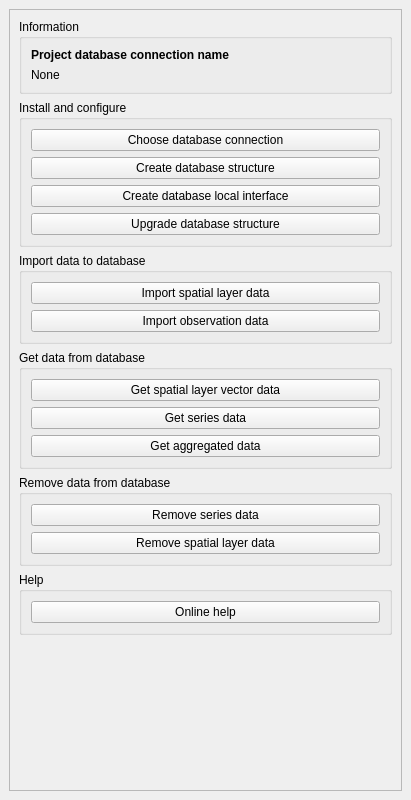
First picture: the form in gobs/resources/ui/gobs_dockwidget_base.ui, repository 3liz/qgis-gobs-plugin, before the edit.
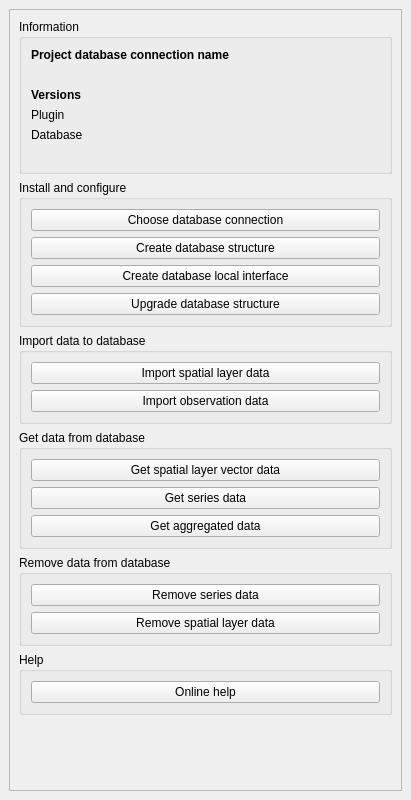
Second picture: the form after the edit.

Commit message: G-Obs right panel - Add messages about the compatibility between the plugin and database G-Obs version

The edit to the form file:
```diff
--- a/gobs/resources/ui/gobs_dockwidget_base.ui
+++ b/gobs/resources/ui/gobs_dockwidget_base.ui
@@ -25,8 +25,8 @@
         <rect>
          <x>0</x>
          <y>0</y>
-         <width>391</width>
-         <height>761</height>
+         <width>377</width>
+         <height>842</height>
         </rect>
        </property>
        <layout class="QVBoxLayout" name="verticalLayout">
@@ -38,6 +38,54 @@
           <layout class="QVBoxLayout" name="verticalLayout_7">
            <item>
             <layout class="QGridLayout" name="gridLayout_2">
+             <item row="1" column="0">
+              <widget class="QLabel" name="database_connection_name">
+               <property name="text">
+                <string/>
+               </property>
+               <property name="wordWrap">
+                <bool>true</bool>
+               </property>
+              </widget>
+             </item>
+             <item row="4" column="0">
+              <layout class="QFormLayout" name="formLayout">
+               <item row="1" column="0">
+                <widget class="QLabel" name="label">
+                 <property name="text">
+                  <string>Plugin</string>
+                 </property>
+                </widget>
+               </item>
+               <item row="1" column="1">
+                <widget class="QLabel" name="plugin_version">
+                 <property name="text">
+                  <string/>
+                 </property>
+                 <property name="wordWrap">
+                  <bool>true</bool>
+                 </property>
+                </widget>
+               </item>
+               <item row="2" column="0">
+                <widget class="QLabel" name="label_4">
+                 <property name="text">
+                  <string>Database</string>
+                 </property>
+                </widget>
+               </item>
+               <item row="2" column="1">
+                <widget class="QLabel" name="database_version">
+                 <property name="text">
+                  <string/>
+                 </property>
+                 <property name="wordWrap">
+                  <bool>true</bool>
+                 </property>
+                </widget>
+               </item>
+              </layout>
+             </item>
              <item row="0" column="0">
               <widget class="QLabel" name="label_2">
                <property name="font">
@@ -51,10 +99,23 @@
                </property>
               </widget>
              </item>
-             <item row="1" column="0">
-              <widget class="QLabel" name="database_connection_name">
+             <item row="2" column="0">
+              <widget class="QLabel" name="label_6">
+               <property name="font">
+                <font>
+                 <weight>75</weight>
+                 <bold>true</bold>
+                </font>
+               </property>
                <property name="text">
-                <string>None</string>
+                <string>Versions</string>
+               </property>
+              </widget>
+             </item>
+             <item row="5" column="0">
+              <widget class="QLabel" name="version_comment">
+               <property name="text">
+                <string/>
                </property>
                <property name="wordWrap">
                 <bool>true</bool>
```
The commit also changes 11 other files.
